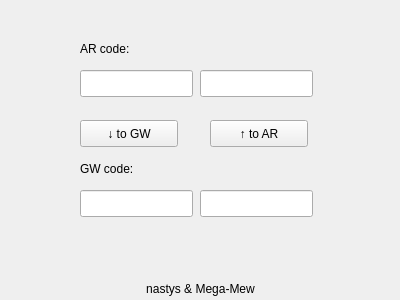
First picture: the form in mainwindow.ui, repository nastys/AR2GW, before the edit.
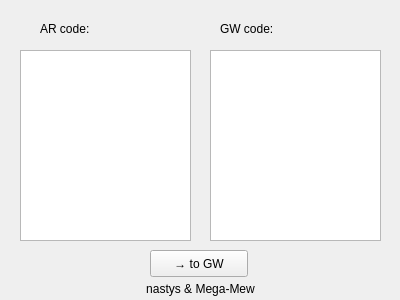
Second picture: the form after the edit. Icons and pictures are not drawn.

```diff
--- a/mainwindow.ui
+++ b/mainwindow.ui
@@ -30,37 +30,11 @@
     <normaloff>:/icon/1451407665-gw-installer.png</normaloff>:/icon/1451407665-gw-installer.png</iconset>
   </property>
   <widget class="QWidget" name="centralWidget">
-   <widget class="QLineEdit" name="AR1">
-    <property name="geometry">
-     <rect>
-      <x>80</x>
-      <y>70</y>
-      <width>113</width>
-      <height>27</height>
-     </rect>
-    </property>
-    <property name="maxLength">
-     <number>8</number>
-    </property>
-   </widget>
-   <widget class="QLineEdit" name="AR2">
-    <property name="geometry">
-     <rect>
-      <x>200</x>
-      <y>70</y>
-      <width>113</width>
-      <height>27</height>
-     </rect>
-    </property>
-    <property name="maxLength">
-     <number>8</number>
-    </property>
-   </widget>
    <widget class="QLabel" name="label">
     <property name="geometry">
      <rect>
-      <x>80</x>
-      <y>40</y>
+      <x>40</x>
+      <y>20</y>
       <width>65</width>
       <height>17</height>
      </rect>
@@ -72,8 +46,8 @@
    <widget class="QLabel" name="label_2">
     <property name="geometry">
      <rect>
-      <x>80</x>
-      <y>160</y>
+      <x>220</x>
+      <y>20</y>
       <width>65</width>
       <height>17</height>
      </rect>
@@ -82,56 +56,17 @@
      <string>GW code:</string>
     </property>
    </widget>
-   <widget class="QLineEdit" name="GW1">
-    <property name="geometry">
-     <rect>
-      <x>80</x>
-      <y>190</y>
-      <width>113</width>
-      <height>27</height>
-     </rect>
-    </property>
-    <property name="maxLength">
-     <number>8</number>
-    </property>
-   </widget>
-   <widget class="QLineEdit" name="GW2">
-    <property name="geometry">
-     <rect>
-      <x>200</x>
-      <y>190</y>
-      <width>113</width>
-      <height>27</height>
-     </rect>
-    </property>
-    <property name="maxLength">
-     <number>8</number>
-    </property>
-   </widget>
    <widget class="QPushButton" name="toGW">
     <property name="geometry">
      <rect>
-      <x>80</x>
-      <y>120</y>
+      <x>150</x>
+      <y>250</y>
       <width>98</width>
       <height>27</height>
      </rect>
     </property>
     <property name="text">
-     <string>↓ to GW</string>
-    </property>
-   </widget>
-   <widget class="QPushButton" name="toAR">
-    <property name="geometry">
-     <rect>
-      <x>210</x>
-      <y>120</y>
-      <width>98</width>
-      <height>27</height>
-     </rect>
-    </property>
-    <property name="text">
-     <string>↑ to AR</string>
+     <string>→ to GW</string>
     </property>
    </widget>
    <widget class="QLabel" name="label_3">
@@ -150,6 +85,26 @@
      <set>Qt::AlignCenter</set>
     </property>
    </widget>
+   <widget class="QPlainTextEdit" name="AR">
+    <property name="geometry">
+     <rect>
+      <x>20</x>
+      <y>50</y>
+      <width>171</width>
+      <height>191</height>
+     </rect>
+    </property>
+   </widget>
+   <widget class="QPlainTextEdit" name="GW">
+    <property name="geometry">
+     <rect>
+      <x>210</x>
+      <y>50</y>
+      <width>171</width>
+      <height>191</height>
+     </rect>
+    </property>
+   </widget>
   </widget>
  </widget>
  <layoutdefault spacing="6" margin="11"/>
```
